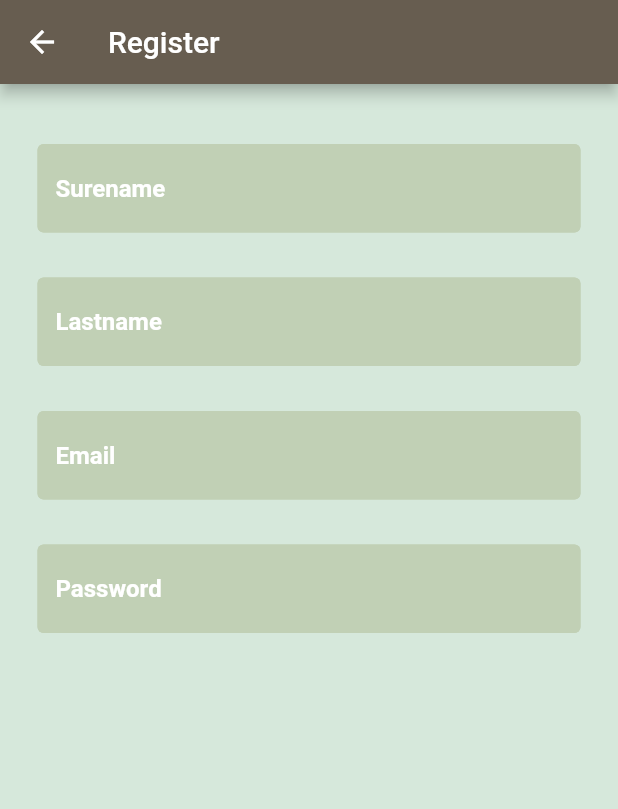
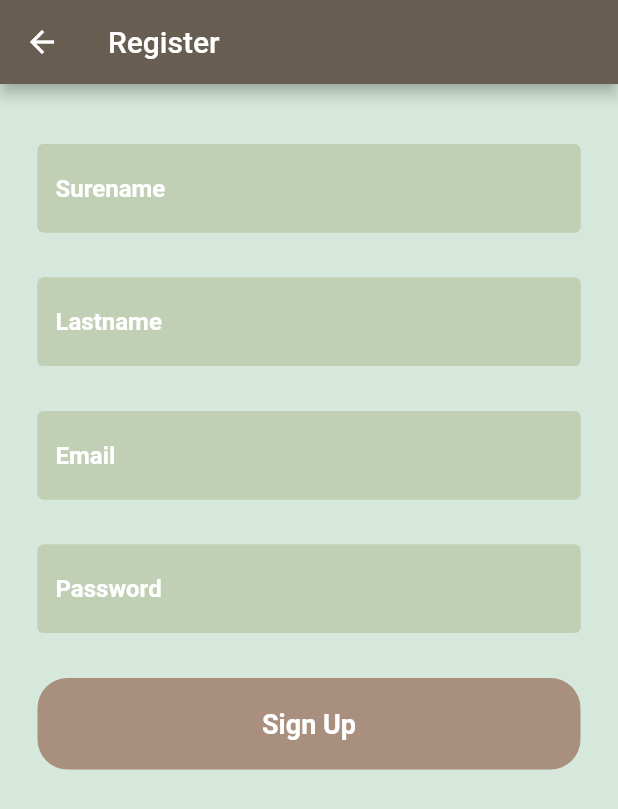
Before and after one commit to mmarchu/Earthworms-SmartFarm, a Flutter app: the screen it shows after launch, after a tap on "Register", on a phone screen of 412 x 824 dp. Shown: the top 809 px of the screen. Run offline on Flutter 3.47's test engine with Material 2 defaults, Android fonts, the phone set to English and light mode, and no system bars.

Commit message:
register
login เหลือ func
register เหลือ func

```diff
--- a/earthworms/lib/FirstP/login_page.dart
+++ b/earthworms/lib/FirstP/login_page.dart
@@ -1,5 +1,5 @@
 import 'package:earthworms/FirstP/regis_page.dart';
-import 'package:earthworms/components/My_button.dart';
+import 'package:earthworms/components/login_button.dart';
 import 'package:earthworms/components/my_textfield.dart';
 import 'package:flutter/material.dart';
 
@@ -76,7 +76,7 @@ class LoginPage extends StatelessWidget {
             ),
 
             // Login button
-            MyButton(
+            LoginButton(
               onTap: MySignFunc,
             )
           ],
--- a/earthworms/lib/FirstP/regis_page.dart
+++ b/earthworms/lib/FirstP/regis_page.dart
@@ -1,4 +1,5 @@
 import 'package:earthworms/components/my_textfield.dart';
+import 'package:earthworms/components/regis_button.dart';
 import 'package:flutter/material.dart';
 
 class RegisterPage extends StatelessWidget {
@@ -19,7 +20,7 @@ class RegisterPage extends StatelessWidget {
       ),
       backgroundColor: Color.fromRGBO(214, 232, 219, 1),
       body: SafeArea(
-          child: Center(
+        child: Center(
         child: Column(children: [
           const SizedBox(height: 40),
 
@@ -42,15 +43,17 @@ class RegisterPage extends StatelessWidget {
               controller: emailController,
               hintText: 'Email',
               obscureText: false),
-              const SizedBox(height: 30),
+          const SizedBox(height: 30),
 
           // Password
           MyTextField(
-            controller: passwordController,
-            hintText: 'Password',
-            obscureText: true),
-            const SizedBox(height: 30)
+              controller: passwordController,
+              hintText: 'Password',
+              obscureText: true),
+          const SizedBox(height: 30),
 
+          // Regis button
+          const RegisButton()
         ]),
       )),
     );
--- a/earthworms/lib/components/my_button.dart
+++ b/earthworms/lib/components/login_button.dart
@@ -1,10 +1,10 @@
 import 'package:flutter/material.dart';
 
-class MyButton extends StatelessWidget {
+class LoginButton extends StatelessWidget {
 
   final Function()? onTap;
 
-  const MyButton({super.key, required this.onTap});
+  const LoginButton({super.key, required this.onTap});
 
   @override
   Widget build(BuildContext context) {
@@ -14,11 +14,11 @@ class MyButton extends StatelessWidget {
         padding: const EdgeInsets.all(20),
         margin: const EdgeInsets.symmetric(horizontal: 25),
         decoration: BoxDecoration(
-          color: Color(0xffA9907E),
-          borderRadius: BorderRadius.circular(20),
+          color: const Color(0xffA9907E),
+          borderRadius: BorderRadius.circular(20)
         ),
       child: const Center(
-        child: Text('Sign in',
+        child: Text('Sign In',
         style: TextStyle(
           color: Colors.white,
           fontWeight: FontWeight.bold,
--- /dev/null
+++ b/earthworms/lib/components/regis_button.dart
@@ -0,0 +1,27 @@
+import 'package:flutter/material.dart';
+
+class RegisButton extends StatelessWidget {
+  const RegisButton ({super.key});
+
+  @override
+  Widget build(BuildContext context) {
+    return GestureDetector(
+      child: Container(
+        padding: const EdgeInsets.all(20),
+        margin: const EdgeInsets.symmetric(horizontal: 25),
+        decoration: BoxDecoration(
+          color: const Color(0xffA9907E),
+          borderRadius: BorderRadius.circular(20)
+        ),
+        child: const Center(
+          child: Text('Sign Up',
+          style: TextStyle(
+            color: Colors.white,
+            fontWeight: FontWeight.bold,
+            fontSize: 18
+          ),)
+        ),
+      ),
+    );
+  }
+}
```
Also changed, not shown: 1 other file.
